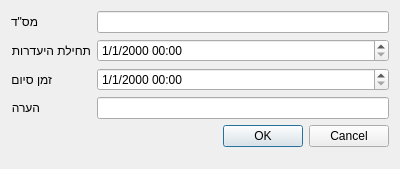
omertal88/shavzak, file Ui/AbsenceDialog.ui: the form before one commit.
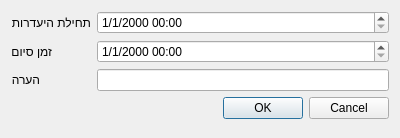
The form after the commit.

Commit message: Ratio calculations will now take in consideration absences and remote assignments (those which doesn't require resting).

Patch:
```diff
--- a/Ui/AbsenceDialog.ui
+++ b/Ui/AbsenceDialog.ui
@@ -10,42 +10,52 @@
     <x>0</x>
     <y>0</y>
     <width>400</width>
-    <height>169</height>
+    <height>138</height>
    </rect>
   </property>
   <property name="windowTitle">
    <string>היעדרות חייל</string>
   </property>
   <layout class="QFormLayout" name="formLayout">
-   <item row="1" column="0">
+   <item row="0" column="0">
     <widget class="QLabel" name="label_4">
      <property name="text">
       <string>תחילת היעדרות</string>
      </property>
     </widget>
    </item>
-   <item row="1" column="1">
+   <item row="0" column="1">
     <widget class="QDateTimeEdit" name="fromDateTime">
      <property name="displayFormat">
       <string>d/M/yyyy hh:mm</string>
      </property>
     </widget>
    </item>
-   <item row="2" column="0">
+   <item row="1" column="0">
     <widget class="QLabel" name="label_5">
      <property name="text">
       <string>זמן סיום</string>
      </property>
     </widget>
    </item>
-   <item row="2" column="1">
+   <item row="1" column="1">
     <widget class="QDateTimeEdit" name="untilDateTime">
      <property name="displayFormat">
       <string>d/M/yyyy hh:mm</string>
      </property>
     </widget>
    </item>
-   <item row="4" column="0" colspan="2">
+   <item row="2" column="0">
+    <widget class="QLabel" name="label">
+     <property name="text">
+      <string>הערה</string>
+     </property>
+    </widget>
+   </item>
+   <item row="2" column="1">
+    <widget class="QLineEdit" name="commentEdit"/>
+   </item>
+   <item row="3" column="0" colspan="2">
     <widget class="QDialogButtonBox" name="buttonBox">
      <property name="orientation">
       <enum>Qt::Horizontal</enum>
@@ -55,30 +65,6 @@
      </property>
     </widget>
    </item>
-   <item row="3" column="0">
-    <widget class="QLabel" name="label">
-     <property name="text">
-      <string>הערה</string>
-     </property>
-    </widget>
-   </item>
-   <item row="3" column="1">
-    <widget class="QLineEdit" name="commentEdit"/>
-   </item>
-   <item row="0" column="0">
-    <widget class="QLabel" name="label_2">
-     <property name="text">
-      <string>מס&quot;ד</string>
-     </property>
-    </widget>
-   </item>
-   <item row="0" column="1">
-    <widget class="QLineEdit" name="uidEdit">
-     <property name="readOnly">
-      <bool>true</bool>
-     </property>
-    </widget>
-   </item>
   </layout>
  </widget>
  <tabstops>
```
Left out of the diff: 1 changed line with no effect on the pictures. The commit also changes 11 other files.
